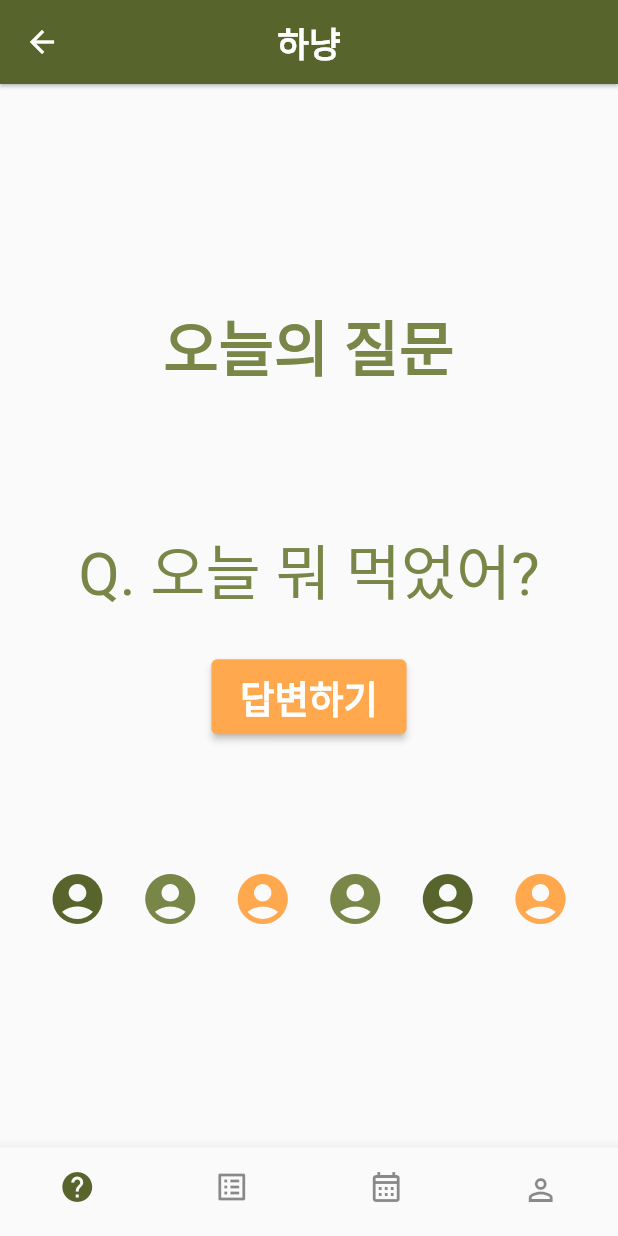
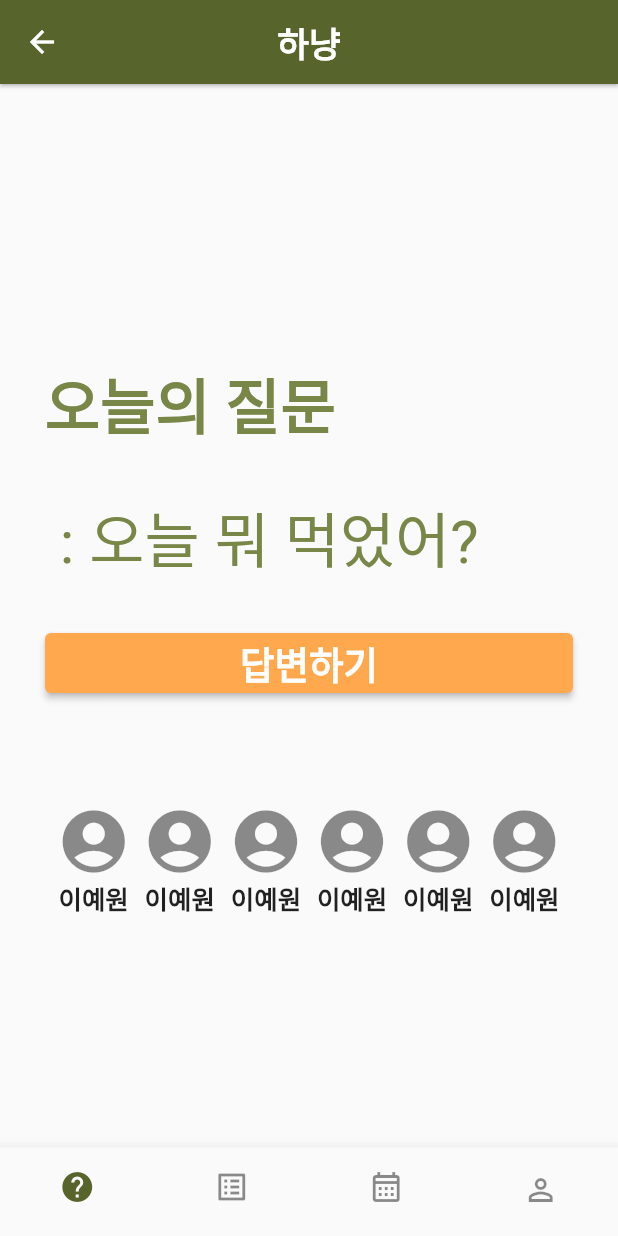
Before and after one commit to cej3827/ummmm, a Flutter app: the screen it shows after launch, on a phone screen of 412 x 824 dp. Run offline on Flutter 3.47's test engine with Material 2 defaults, Android fonts, the phone set to English and light mode, and no system bars; Roboto replaces fonts that are missing (cafe).

Commit message:
[front] 아이콘에 이름 추가

```diff
--- a/newflutter/lib/question.dart
+++ b/newflutter/lib/question.dart
@@ -8,12 +8,13 @@ class question extends StatelessWidget {
   Widget build(BuildContext context) {
     return Center(
       child: Container(
-        padding: EdgeInsets.fromLTRB(10, 50, 10, 50), // 상하좌우 여백주기
+        padding: EdgeInsets.fromLTRB(30, 30, 30, 30), // 상하좌우 여백주기
         child: SingleChildScrollView(
           child: Column(
-            mainAxisAlignment: MainAxisAlignment.center,
-            crossAxisAlignment: CrossAxisAlignment.center,
+            mainAxisAlignment: MainAxisAlignment.start,
+            crossAxisAlignment: CrossAxisAlignment.start,
             children: [
+              SizedBox(height: 30,), //여백
               SizedBox(
                 child: Text(
                   "오늘의 질문",
@@ -25,13 +26,10 @@ class question extends StatelessWidget {
                   ),
                 ),
               ),
-              SizedBox(
-                // 사이 여백 주기
-                height: 90,
-              ),
+              SizedBox(height: 30,), //여백
               SizedBox(
                 child: Text(
-                  "Q. 오늘 뭐 먹었어?",
+                  " : 오늘 뭐 먹었어?",
                   style: TextStyle(fontSize: 40, fontWeight: FontWeight.normal, color : Color(
                       0xFF788648)),
                 ),
@@ -44,7 +42,7 @@ class question extends StatelessWidget {
                 child: ElevatedButton(
                   style: ElevatedButton.styleFrom(
                     backgroundColor: Color(0xFFFFA84E),
-                    fixedSize: Size(130, 50),
+                    fixedSize: Size(400, 40),
                   ),
                   child: Text(
                     "답변하기",
@@ -81,18 +79,48 @@ class question extends StatelessWidget {
               ),
               SizedBox(
                 // 사이 여백 주기
-                height: 90,
+                height: 70,
               ),
               SizedBox(
                 child: Row(
                   mainAxisAlignment: MainAxisAlignment.spaceEvenly,
                   children: [
-                    Icon(Icons.account_circle, size: 40, color: Color(0xFF57642B),),
-                    Icon(Icons.account_circle, size: 40, color: Color(0xFF788648),),
-                    Icon(Icons.account_circle, size: 40, color: Color(0xFFFFA84E),),
-                    Icon(Icons.account_circle, size: 40, color: Color(0xFF788648),),
-                    Icon(Icons.account_circle, size: 40, color: Color(0xFF57642B),),
-                    Icon(Icons.account_circle, size: 40, color: Color(0xFFFFA84E),),
+                    Column(
+                      children: [
+                        Icon(Icons.account_circle, size: 50, color: Colors.black45,),
+                        Text("이예원", style: TextStyle(fontSize: 17,fontWeight: FontWeight.bold,),),
+                      ],
+                    ),
+                    Column(
+                      children: [
+                        Icon(Icons.account_circle, size: 50, color: Colors.black45,),
+                        Text("이예원", style: TextStyle(fontSize: 17,fontWeight: FontWeight.bold,),),
+                      ],
+                    ),
+                    Column(
+                      children: [
+                        Icon(Icons.account_circle, size: 50, color: Colors.black45,),
+                        Text("이예원", style: TextStyle(fontSize: 17,fontWeight: FontWeight.bold,),),
+                      ],
+                    ),
+                    Column(
+                      children: [
+                        Icon(Icons.account_circle, size: 50, color: Colors.black45,),
+                        Text("이예원", style: TextStyle(fontSize: 17,fontWeight: FontWeight.bold,),),
+                      ],
+                    ),
+                    Column(
+                      children: [
+                        Icon(Icons.account_circle, size: 50, color: Colors.black45,),
+                        Text("이예원", style: TextStyle(fontSize: 17,fontWeight: FontWeight.bold,),),
+                      ],
+                    ),
+                    Column(
+                      children: [
+                        Icon(Icons.account_circle, size: 50, color: Colors.black45,),
+                        Text("이예원", style: TextStyle(fontSize: 17,fontWeight: FontWeight.bold,),),
+                      ],
+                    ),
                   ],
                 ),
               ),
```
